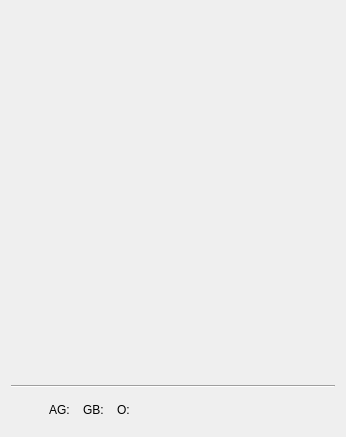
Above: tht.ui from HappySeaFox/tht before the change. Below: the same form after it.
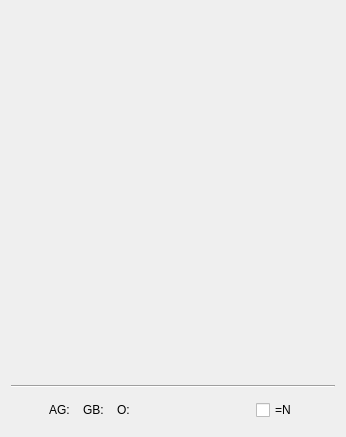
That is the form after the change. Icons and pictures are not drawn. Custom widgets are drawn as their Qt base class.

What changed in the file:
```diff
--- a/tht.ui
+++ b/tht.ui
@@ -14,10 +14,10 @@
    <string>Trader's Home Task</string>
   </property>
   <layout class="QGridLayout" name="gridLayout_3">
-   <item row="0" column="0" colspan="4">
+   <item row="0" column="0" colspan="5">
     <widget class="QWidget" name="widgetTickers" native="true"/>
    </item>
-   <item row="1" column="0" colspan="4">
+   <item row="1" column="0" colspan="5">
     <widget class="Line" name="line">
      <property name="orientation">
       <enum>Qt::Horizontal</enum>
@@ -146,7 +146,7 @@
      </property>
     </spacer>
    </item>
-   <item row="2" column="3">
+   <item row="2" column="4">
     <widget class="QStackedWidget" name="stackBusy">
      <property name="sizePolicy">
       <sizepolicy hsizetype="Maximum" vsizetype="Maximum">
@@ -223,6 +223,13 @@
      </widget>
     </widget>
    </item>
+   <item row="2" column="3">
+    <widget class="QCheckBox" name="checkNyse">
+     <property name="text">
+      <string>=N</string>
+     </property>
+    </widget>
+   </item>
   </layout>
  </widget>
  <layoutdefault spacing="6" margin="11"/>
```
